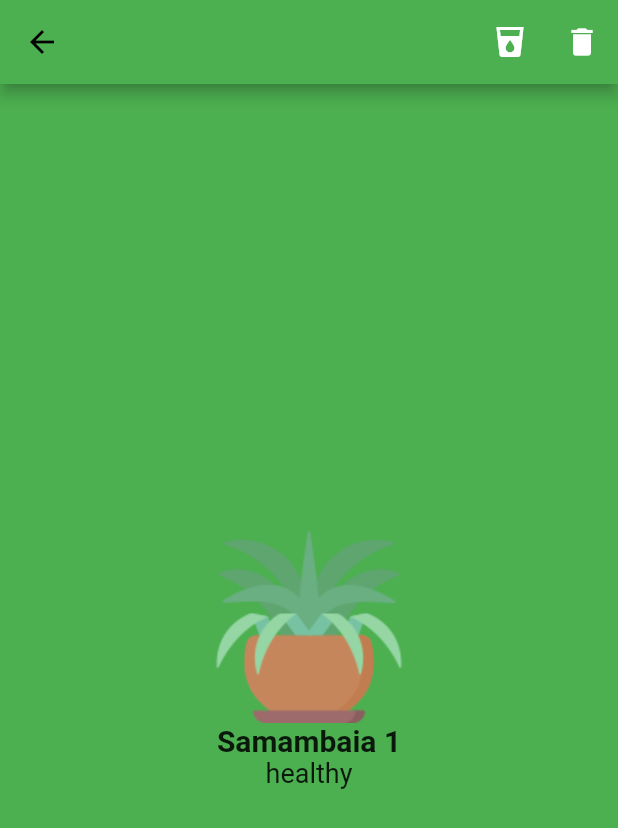
After one commit to OthavioH/nature-care, a Flutter app: the PlantView screen opened directly, on a phone screen of 412 x 824 dp. The commit adds this screen. Shown: the top 828 px of the screen. Run offline on Flutter 3.47's test engine with Material 2 defaults, Android fonts, the light colour scheme and no system bars.

Commit message:
atualizando para mandar para o windows

```diff
--- a/lib/src/models/plant.dart
+++ b/lib/src/models/plant.dart
@@ -9,7 +9,7 @@ class Plant {
       required this.healthStatus,
       required this.lastCareDate});
 
-  getPlantIcon() {
+  String getPlantIcon() {
     if (height == PlantHeight.small)
       return 'assets/small_plant.png';
     else if (height == PlantHeight.medium)
@@ -17,6 +17,15 @@ class Plant {
     else
       return 'assets/big_plant.png';
   }
+
+  String getHealth() {
+    if (this.healthStatus == Health.healthy)
+      return 'healthy';
+    else if (this.healthStatus == Health.intermediary)
+      return 'intermediary';
+    else
+      return 'unhealthy';
+  }
 }
 
 enum Health { healthy, intermediary, unhealthy }
--- /dev/null
+++ b/lib/src/nature_care/plant_view.dart
@@ -0,0 +1,61 @@
+import 'package:flutter/material.dart';
+import 'package:nature_care/src/models/plant.dart';
+
+class PlantView extends StatefulWidget {
+  final Plant plant;
+  const PlantView({required this.plant, Key? key}) : super(key: key);
+
+  @override
+  _PlantState createState() => _PlantState();
+}
+
+class _PlantState extends State<PlantView> {
+  @override
+  void dispose() {
+    super.dispose();
+  }
+
+  @override
+  Widget build(BuildContext context) {
+    Plant plant = widget.plant;
+    return Scaffold(
+      appBar: AppBar(
+        backgroundColor: Theme.of(context).accentColor,
+        actions: [
+          IconButton(
+              onPressed: () {},
+              icon: Icon(
+                Icons.local_drink,
+                color: Colors.white,
+              )),
+          IconButton(
+              onPressed: () {},
+              icon: Icon(
+                Icons.delete,
+                color: Colors.white,
+              )),
+        ],
+      ),
+      body: Container(
+        color: Theme.of(context).accentColor,
+        width: double.infinity,
+        height: double.infinity,
+        child: Column(
+          mainAxisAlignment: MainAxisAlignment.center,
+          children: [
+            Center(
+              child: Image.asset(plant.getPlantIcon()),
+            ),
+            Text(
+              plant.name,
+              textAlign: TextAlign.center,
+              style: TextStyle(fontSize: 20, fontWeight: FontWeight.w700),
+            ),
+            Text(plant.getHealth(),
+                textAlign: TextAlign.center, style: TextStyle(fontSize: 18))
+          ],
+        ),
+      ),
+    );
+  }
+}
```
Also changed, not shown: lib/src/nature_care/controllers/plants_controller.dart (added, +17 -0 lines), lib/src/nature_care/items/plant-item.dart (+15 -5 lines), lib/src/nature_care/plants.dart (+2 -8 lines), lib/src/widget_tree.dart (+8 -2 lines).
